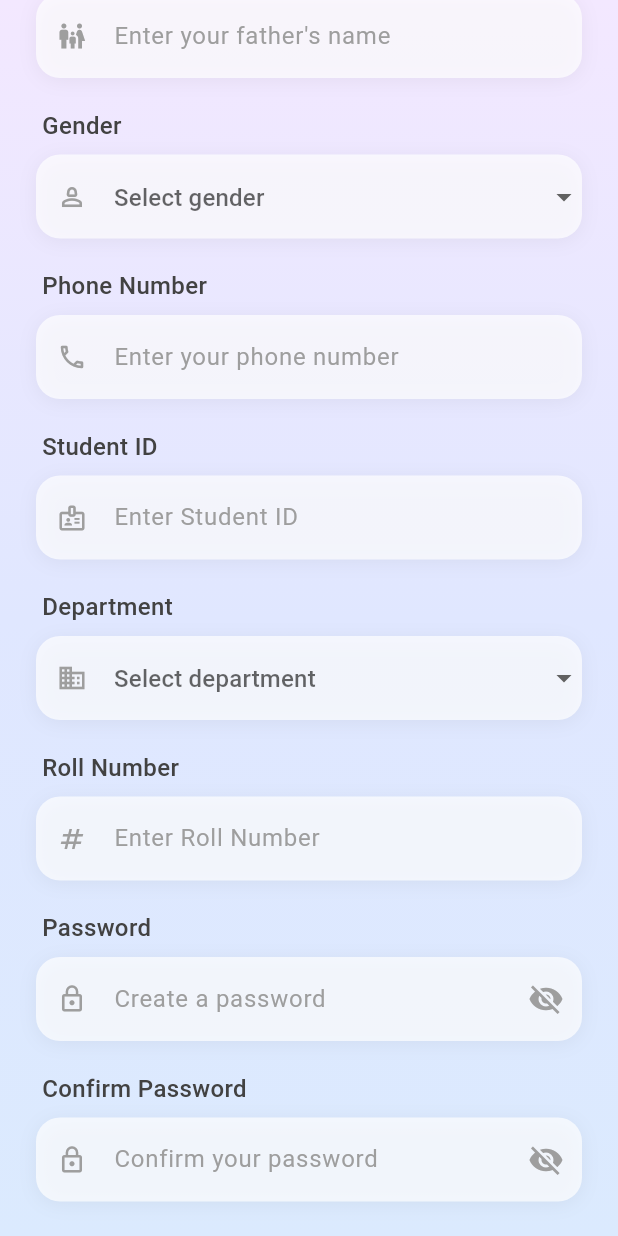
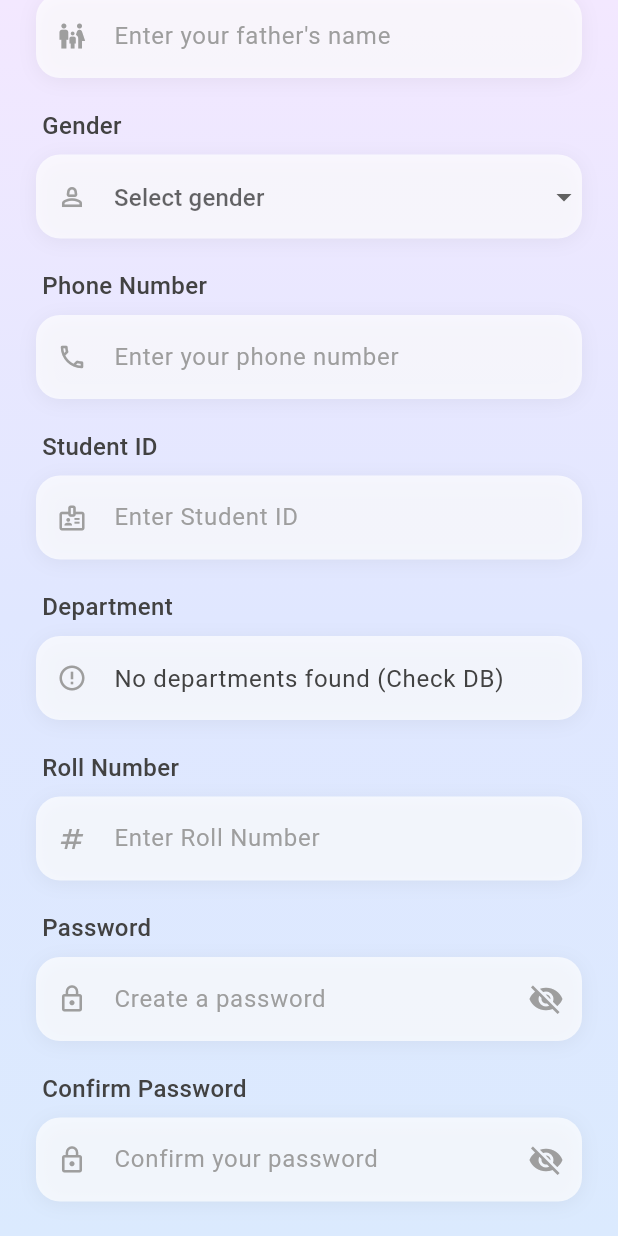
Before and after one commit to priyanshi-devOps11/Achivo_SIH25, a Flutter app: the AuthStudentPage screen opened by its route, scrolled down 576 dp, on a phone screen of 412 x 824 dp. Run offline on Flutter 3.47's test engine with Material 3 defaults, Android fonts, the phone set to English and light mode, and no system bars; our stand-ins replace file_picker, fl_chart, flutter_dotenv, percent_indicator, supabase_flutter; accounts and stored records are empty; Roboto replaces fonts that are missing (System).

Commit message:
Update auth_student_page.dart

```diff
--- a/lib/screens/auth_student_page.dart
+++ b/lib/screens/auth_student_page.dart
@@ -24,10 +24,16 @@ class _AuthStudentPageState extends State<AuthStudentPage>
   bool _passwordVisible = false;
   bool _confirmPasswordVisible = false;
   String? selectedGender;
-  String? selectedDepartment;
+  String? selectedDepartment; // Stores department NAME
   String _captchaText = '';
   int _otpCountdown = 0;
   late AnimationController _otpTimerController;
+
+  // --- State for dynamic department loading ---
+  List<String> _departmentNames = []; // List for Dropdown names
+  Map<String, int> _departmentIdMap = {}; // Map: Name -> ID
+  bool _departmentsLoaded = false; // New state to track loading status
+  // --- End of Fix ---
 
   // Store data from WelcomeScreen
   Map<String, dynamic> _profileData = {};
@@ -51,15 +57,17 @@ class _AuthStudentPageState extends State<AuthStudentPage>
   final _captchaController = TextEditingController();
 
   final List<String> genders = ['Male', 'Female', 'Other'];
-  final List<String> departments = [
-    'Computer Science',
-    'Information Technology',
-    'Electronics & Communication',
-    'Electrical & Instrumentation',
-    'Agricultural Engineering',
-    'Chemical Engineering',
-    'Mechanical Engineering'
-  ];
+
+  // NOTE: Hardcoded department list removed. Now loaded dynamically.
+  // final List<String> departments = [
+  //   'Computer Science',
+  //   'Information Technology',
+  //   'Electronics & Communication',
+  //   'Electrical & Instrumentation',
+  //   'Agricultural Engineering',
+  //   'Chemical Engineering',
+  //   'Mechanical Engineering'
+  // ];
 
   @override
   void initState() {
@@ -73,6 +81,7 @@ class _AuthStudentPageState extends State<AuthStudentPage>
     _contentAnimation = Tween<double>(begin: 0.0, end: 1.0).animate(CurvedAnimation(parent: _contentController, curve: Curves.easeOut));
 
     _generateCaptcha();
+    _fetchDepartments(); // Add initial department data load
     _backgroundController.forward();
     Future.delayed(const Duration(milliseconds: 300), () {
       _contentController.forward();
@@ -110,6 +119,45 @@ class _AuthStudentPageState extends State<AuthStudentPage>
     _captchaController.dispose();
     super.dispose();
   }
+
+  // --- Updated: Fetch departments from DB ---
+  Future<void> _fetchDepartments() async {
+    try {
+      final response = await supabase
+          .from('departments')
+          .select('id, name')
+          .order('name', ascending: true); // Order by name for cleaner UI
+
+      if (response is List) {
+        final List<String> names = [];
+        final Map<String, int> idMap = {};
+
+        for (var dept in response) {
+          final name = dept['name'] as String;
+          final id = dept['id'] as int;
+          names.add(name);
+          idMap[name] = id;
+        }
+
+        setState(() {
+          _departmentNames = names;
+          _departmentIdMap = idMap;
+          _departmentsLoaded = true; // Mark as loaded
+        });
+      } else {
+        setState(() {
+          _departmentsLoaded = true; // Mark as loaded even if empty response
+        });
+      }
+    } catch (e) {
+      _showErrorMessage('Error loading departments. Please check your network.');
+      print('Department fetch error: $e');
+      setState(() {
+        _departmentsLoaded = true; // Important: mark as loaded on error
+      });
+    }
+  }
+  // --- End of Update: Fetch departments from DB ---
 
   void _generateCaptcha() {
     const chars = 'ABCDEFGHIJKLMNOPQRSTUVWXYZ0123456789';
@@ -306,9 +354,21 @@ class _AuthStudentPageState extends State<AuthStudentPage>
       throw Exception('Institute data missing from initial setup. Please go back to the Welcome screen.');
     }
 
+    // --- Start of Fix: Get Department ID from Map ---
+    final departmentName = selectedDepartment;
+    if (departmentName == null) {
+      throw Exception('Please select a department.');
+    }
+
+    final departmentId = _departmentIdMap[departmentName];
+    if (departmentId == null) {
+      // This should ideally not happen if departments were loaded correctly
+      throw Exception('Department ID not found for selected department.');
+    }
+    // --- End of Fix: Get Department ID from Map ---
+
     try {
       final currentTime = DateTime.now().toIso8601String();
-      final departmentName = selectedDepartment;
       final instituteId = _profileData['institute_id'] as int;
 
       // 1. Sign up with email and password
@@ -330,7 +390,7 @@ class _AuthStudentPageState extends State<AuthStudentPage>
           'gender': selectedGender,
           'phone': _phoneController.text.trim(),
           'student_id': _studentIdController.text.trim(),
-          'department': departmentName,
+          'department_id': departmentId, // <-- FIXED: Use department_id (int)
           'roll_number': _rollNoController.text.trim(),
           'created_at': currentTime,
         });
@@ -344,10 +404,8 @@ class _AuthStudentPageState extends State<AuthStudentPage>
           'last_name': _lastNameController.text.trim(),
           'phone': _phoneController.text.trim(),
           'gender': selectedGender,
-          'department': departmentName,
-          'country': _profileData['country_name'],
-          'state': _profileData['state_name'],
-          'institute': _profileData['institute_name'],
+          'department_id': departmentId, // <-- FIXED: Use department_id (int)
+          // Removed redundant 'department' field: departmentName,
           'country_id': _profileData['country_id'],
           'state_id': _profileData['state_id'],
           'institute_id': instituteId,
@@ -639,11 +697,30 @@ class _AuthStudentPageState extends State<AuthStudentPage>
                           ),
                           const SizedBox(height: 20),
 
-                          // Department field
+                          // Department field (Conditional rendering)
+                          if (!_departmentsLoaded)
+                            _buildInputField(
+                              controller: TextEditingController(text: 'Loading departments...'),
+                              label: 'Department',
+                              placeholder: 'Loading...',
+                              icon: Icons.business_outlined,
+                              enabled: false,
+                              validator: (_) => null,
+                            )
+                          else if (_departmentNames.isEmpty)
+                            _buildInputField(
+                              controller: TextEditingController(text: 'No departments found (Check DB)'),
+                              label: 'Department',
+                              placeholder: 'Check database connection or seeding',
+                              icon: Icons.error_outline,
+                              enabled: false,
+                              validator: (_) => 'Department list is empty.',
+                            )
+                          else
                             _buildDropdownField(
                               label: 'Department',
                               value: selectedDepartment,
-                            items: departments,
+                              items: _departmentNames,
                               onChanged: (value) =>
                                   setState(() => selectedDepartment = value),
                               hint: 'Select department',
@@ -926,6 +1003,7 @@ class _AuthStudentPageState extends State<AuthStudentPage>
     TextInputType? keyboardType,
     String? Function(String?)? validator,
     Widget? suffixIcon,
+    bool enabled = true, // Added 'enabled' parameter
   }) {
     return Column(
       crossAxisAlignment: CrossAxisAlignment.start,
@@ -958,6 +1036,7 @@ class _AuthStudentPageState extends State<AuthStudentPage>
             obscureText: obscureText,
             keyboardType: keyboardType,
             validator: validator,
+            enabled: enabled, // Applied 'enabled'
             style: TextStyle(color: Colors.grey[800], fontSize: 16),
             decoration: InputDecoration(
               hintText: placeholder,
```
Lines whose indentation alone changed are shown as unchanged.
